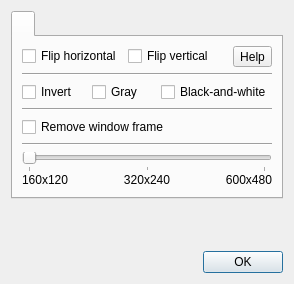
First picture: the form in src/camera/camerasettingsdialog.ui, repository vkohaupt/vokoscreenNG, before the edit.
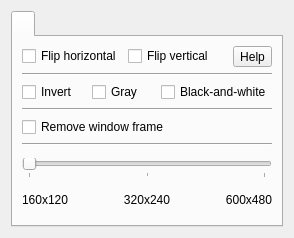
Second picture: the form after the edit.

Patch:
```diff
--- a/src/camera/camerasettingsdialog.ui
+++ b/src/camera/camerasettingsdialog.ui
@@ -7,7 +7,7 @@
     <x>0</x>
     <y>0</y>
     <width>294</width>
-    <height>284</height>
+    <height>238</height>
    </rect>
   </property>
   <property name="windowTitle">
@@ -207,29 +207,6 @@
      </widget>
     </widget>
    </item>
-   <item>
-    <spacer name="verticalSpacer">
-     <property name="orientation">
-      <enum>Qt::Vertical</enum>
-     </property>
-     <property name="sizeHint" stdset="0">
-      <size>
-       <width>20</width>
-       <height>40</height>
-      </size>
-     </property>
-    </spacer>
-   </item>
-   <item>
-    <widget class="QDialogButtonBox" name="buttonBox">
-     <property name="orientation">
-      <enum>Qt::Horizontal</enum>
-     </property>
-     <property name="standardButtons">
-      <set>QDialogButtonBox::Ok</set>
-     </property>
-    </widget>
-   </item>
   </layout>
  </widget>
  <resources/>
```
Left out of the diff: 35 changed lines with no effect on the pictures.
